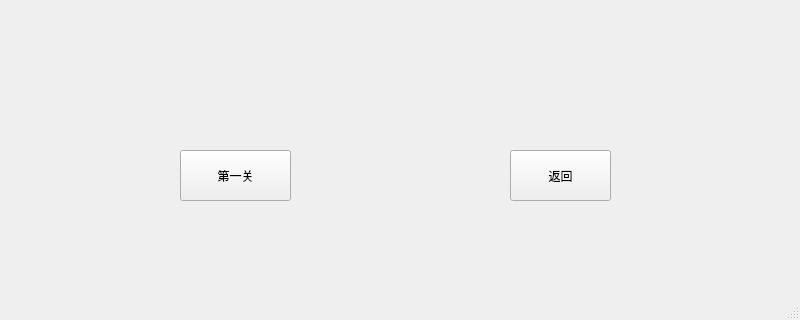
Above: startwindow.ui from wwwhhhooo/bighomework before the change; both pictures show x 0 to 800 and y 280 to 600 of the 800 by 600 pixel window. Below: the same form after it.
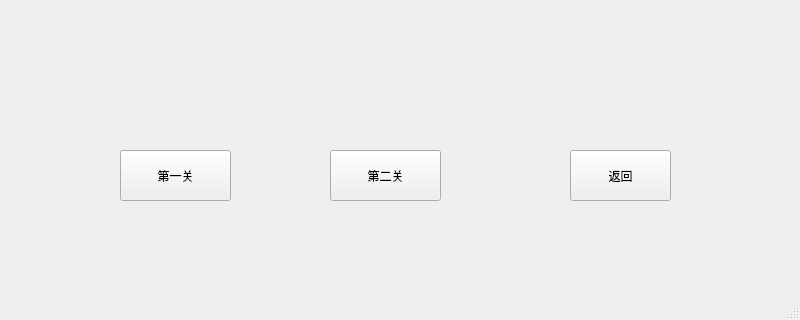
That is the form after the change.

Commit message: 第二次提交，实现了炮塔对敌人的攻击（可以看到炮塔处有蓝色圆圈闪烁），炮塔死亡后被消除且获得奖励，游戏结束后自动弹出提示框，并告诉玩家输赢，同时增 加了第二关，改变了敌人的路径，并且对敌人进行了升级，增加了敌人的移动速度以及其血量。

```diff
--- a/startwindow.ui
+++ b/startwindow.ui
@@ -20,7 +20,7 @@
    <widget class="QPushButton" name="back">
     <property name="geometry">
      <rect>
-      <x>510</x>
+      <x>570</x>
       <y>430</y>
       <width>101</width>
       <height>51</height>
@@ -33,7 +33,7 @@
    <widget class="QPushButton" name="start">
     <property name="geometry">
      <rect>
-      <x>180</x>
+      <x>120</x>
       <y>430</y>
       <width>111</width>
       <height>51</height>
@@ -43,6 +43,19 @@
      <string>第一关</string>
     </property>
    </widget>
+   <widget class="QPushButton" name="start2">
+    <property name="geometry">
+     <rect>
+      <x>330</x>
+      <y>430</y>
+      <width>111</width>
+      <height>51</height>
+     </rect>
+    </property>
+    <property name="text">
+     <string>第二关</string>
+    </property>
+   </widget>
   </widget>
   <widget class="QMenuBar" name="menubar">
    <property name="geometry">
```
The commit also changes 28 other files.
